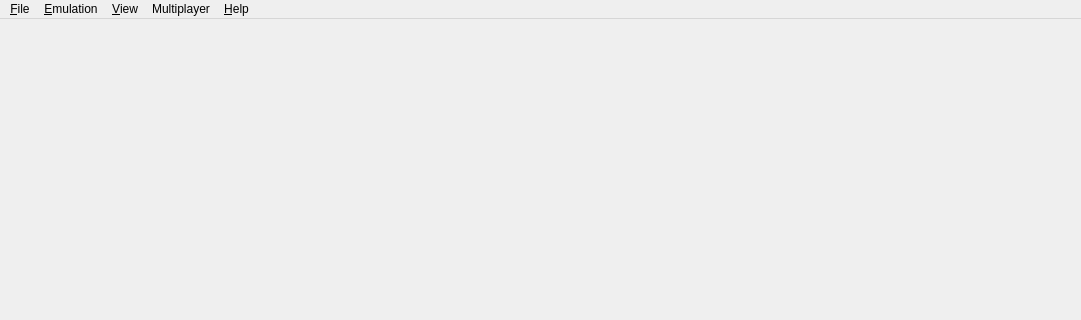
Above: src/citra_qt/main.ui from taken2009/citra before the change; both pictures show x 0 to 1081 and y 0 to 320 of the 1081 by 730 pixel window. Below: the same form after it.
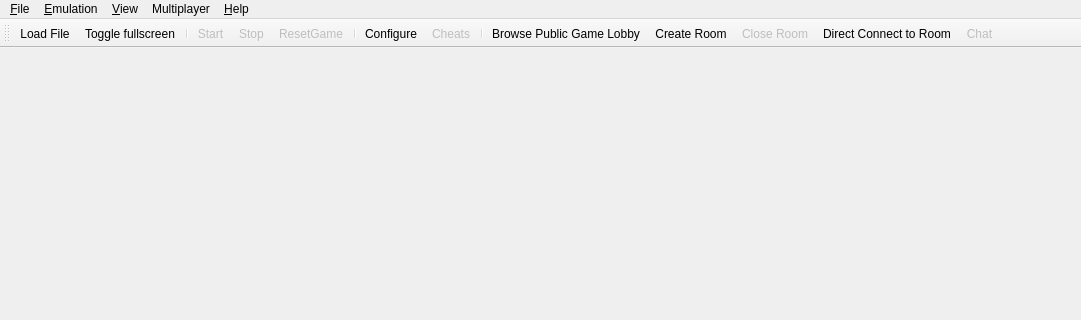
That is the form after the change. Icons and pictures are not drawn.

Commit message: [Qt] toolbar (add option "showToolbar" Shortcut "CTRL+D" )

Patch:
```diff
--- a/src/citra_qt/main.ui
+++ b/src/citra_qt/main.ui
@@ -148,6 +148,44 @@
    <addaction name="menu_Multiplayer"/>
    <addaction name="menu_Help"/>
   </widget>
+    <widget class="QToolBar" name="toolbar">
+      <property name="enabled">
+        <bool>true</bool>
+      </property>
+      <property name="windowTitle">
+        <string>Toolbar</string>
+      </property>
+      <property name="iconSize">
+        <size>
+          <width>35</width>
+          <height>30</height>
+        </size>
+      </property>
+      <property name="floatable">
+        <bool>false</bool>
+      </property>
+      <attribute name="toolBarArea">
+        <enum>TopToolBarArea</enum>
+      </attribute>
+      <attribute name="toolBarBreak">
+        <bool>false</bool>
+      </attribute>
+      <addaction name="action_Toolbar_Load_File"/>
+      <addaction name="action_Toolbar_Toggle_Fullscreen"/>
+      <addaction name="separator"/>
+      <addaction name="action_Toolbar_Start_Pause"/>
+      <addaction name="action_Toolbar_Stop"/>
+      <addaction name="action_Toolbar_Reset"/>
+      <addaction name="separator"/>
+      <addaction name="action_Toolbar_Configure"/>
+      <addaction name="action_Toolbar_Cheats"/>
+      <addaction name="separator"/>
+      <addaction name="action_Toolbar_View_Lobby"/>
+      <addaction name="action_Toolbar_Start_Room"/>
+      <addaction name="action_Toolbar_Stop_Room"/>
+      <addaction name="action_Toolbar_Connect_To_Room"/>
+      <addaction name="action_Toolbar_Chat"/>
+    </widget>
   <action name="action_Load_File">
    <property name="text">
     <string>Load File...</string>
@@ -312,6 +350,192 @@
     <string>Fullscreen</string>
    </property>
   </action>
+    <action name="action_Toolbar_Load_File">
+      <property name="icon">
+        <iconset resource="../../dist/toolbar_icons/toolbar_icons.qrc">
+          <normaloff>:/toolbar_icons/rc/load_file.png</normaloff>:/toolbar_icons/rc/load_file.png
+        </iconset>
+      </property>
+      <property name="text">
+        <string>Load File...</string>
+      </property>
+      <property name="toolTip">
+        <string>Load File </string>
+      </property>
+    </action>
+    <action name="action_Toolbar_Toggle_Fullscreen">
+      <property name="icon">
+        <iconset resource="../../dist/toolbar_icons/toolbar_icons.qrc">
+          <normaloff>:/toolbar_icons/rc/fullscreen.png</normaloff>:/toolbar_icons/rc/fullscreen.png
+        </iconset>
+      </property>
+      <property name="text">
+        <string>Toggle fullscreen</string>
+      </property>
+      <property name="toolTip">
+        <string>Toggle fullscreen</string>
+      </property>
+    </action>
+    <action name="action_Toolbar_Start_Pause">
+      <property name="enabled">
+        <bool>false</bool>
+      </property>
+      <property name="icon">
+        <iconset resource="../../dist/toolbar_icons/toolbar_icons.qrc">
+          <normaloff>:/toolbar_icons/rc/start.png</normaloff>:/toolbar_icons/rc/start.png
+        </iconset>
+      </property>
+      <property name="text">
+        <string>Start</string>
+      </property>
+      <property name="toolTip">
+        <string>Start emulation</string>
+      </property>
+    </action>
+    <action name="action_Toolbar_Stop">
+      <property name="enabled">
+        <bool>false</bool>
+      </property>
+      <property name="icon">
+        <iconset resource="../../dist/toolbar_icons/toolbar_icons.qrc">
+          <normaloff>:/toolbar_icons/rc/stop.png</normaloff>:/toolbar_icons/rc/stop.png
+        </iconset>
+      </property>
+      <property name="text">
+        <string>Stop</string>
+      </property>
+      <property name="toolTip">
+        <string>Stop emulation</string>
+      </property>
+    </action>
+    <action name="action_Toolbar_Reset">
+      <property name="enabled">
+        <bool>false</bool>
+      </property>
+      <property name="icon">
+        <iconset resource="../../dist/toolbar_icons/toolbar_icons.qrc">
+          <normaloff>:/toolbar_icons/rc/reset.png</normaloff>:/toolbar_icons/rc/reset.png
+        </iconset>
+      </property>
+      <property name="text">
+        <string>ResetGame</string>
+      </property>
+      <property name="toolTip">
+        <string>Reset Game</string>
+      </property>
+    </action>
+    <action name="action_Toolbar_Configure">
+      <property name="enabled">
+        <bool>true</bool>
+      </property>
+      <property name="icon">
+        <iconset resource="../../dist/toolbar_icons/toolbar_icons.qrc">
+          <normaloff>:/toolbar_icons/rc/configure.png</normaloff>:/toolbar_icons/rc/configure.png
+        </iconset>
+      </property>
+      <property name="text">
+        <string>Configure</string>
+      </property>
+      <property name="toolTip">
+        <string>Configure</string>
+      </property>
+    </action>
+    <action name="action_Toolbar_Cheats">
+      <property name="enabled">
+        <bool>false</bool>
+      </property>
+      <property name="icon">
+        <iconset resource="../../dist/toolbar_icons/toolbar_icons.qrc">
+          <normaloff>:/toolbar_icons/rc/cheats.png</normaloff>:/toolbar_icons/rc/cheats.png
+        </iconset>
+      </property>
+      <property name="text">
+        <string>Cheats</string>
+      </property>
+      <property name="toolTip">
+        <string>Cheats</string>
+      </property>
+    </action>
+    <action name="action_Toolbar_View_Lobby">
+      <property name="enabled">
+        <bool>true</bool>
+      </property>
+      <property name="icon">
+        <iconset resource="../../dist/toolbar_icons/toolbar_icons.qrc">
+          <normaloff>:/toolbar_icons/rc/Lobby.png</normaloff>:/toolbar_icons/rc/Lobby.png
+        </iconset>
+      </property>
+      <property name="text">
+        <string>Browse Public Game Lobby</string>
+      </property>
+      <property name="toolTip">
+        <string>Browse Public Game Lobby</string>
+      </property>
+    </action>
+    <action name="action_Toolbar_Start_Room">
+      <property name="enabled">
+        <bool>true</bool>
+      </property>
+      <property name="icon">
+        <iconset resource="../../dist/toolbar_icons/toolbar_icons.qrc">
+          <normaloff>:/toolbar_icons/rc/open.png</normaloff>:/toolbar_icons/rc/open.png
+        </iconset>
+      </property>
+      <property name="text">
+        <string>Create Room</string>
+      </property>
+      <property name="toolTip">
+        <string>Create Room</string>
+      </property>
+    </action>
+    <action name="action_Toolbar_Stop_Room">
+      <property name="enabled">
+        <bool>false</bool>
+      </property>
+      <property name="icon">
+        <iconset resource="../../dist/toolbar_icons/toolbar_icons.qrc">
+          <normaloff>:/toolbar_icons/rc/close.png</normaloff>:/toolbar_icons/rc/close.png
+        </iconset>
+      </property>
+      <property name="text">
+        <string>Close Room</string>
+      </property>
+      <property name="toolTip">
+        <string>Close Room</string>
+      </property>
+    </action>
+    <action name="action_Toolbar_Connect_To_Room">
+      <property name="enabled">
+        <bool>true</bool>
+      </property>
+      <property name="icon">
+        <iconset resource="../../dist/toolbar_icons/toolbar_icons.qrc">
+          <normaloff>:/toolbar_icons/rc/direct.png</normaloff>:/toolbar_icons/rc/direct.png
+        </iconset>
+      </property>
+      <property name="text">
+        <string>Direct Connect to Room</string>
+      </property>
+      <property name="toolTip">
+        <string>Direct Connect to Room</string>
+      </property>
+    </action>
+    <action name="action_Toolbar_Chat">
+      <property name="enabled">
+        <bool>false</bool>
+      </property>
+      <property name="icon">
+        <iconset resource="../../dist/toolbar_icons/toolbar_icons.qrc">
+          <normaloff>:/toolbar_icons/rc/chat.png</normaloff>:/toolbar_icons/rc/chat.png
+        </iconset>
+      </property>
+      <property name="text">
+        <string>Chat</string>
+      </property>
+      <property name="toolTip">
+        <string>Chat</string>
+      </property>
+    </action>
   <action name="action_Open_Maintenance_Tool">
    <property name="text">
     <string>Modify Citra Install</string>
```
Left out of the diff: 22 changed lines with no effect on the pictures. The commit also changes 21 other files.
